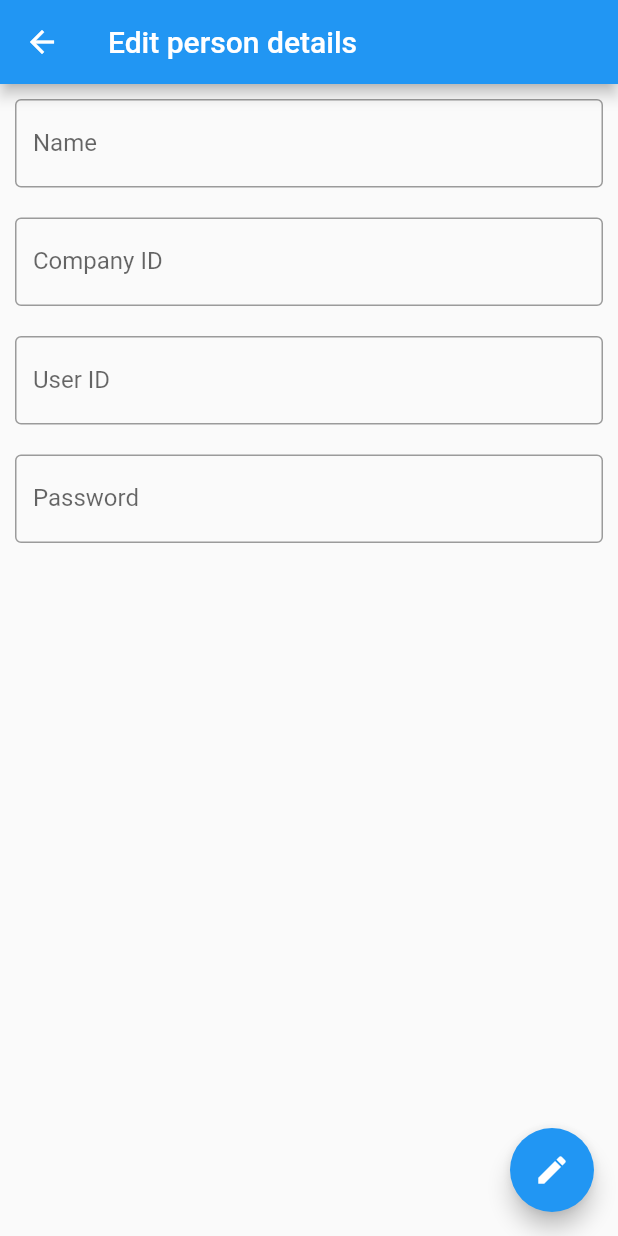
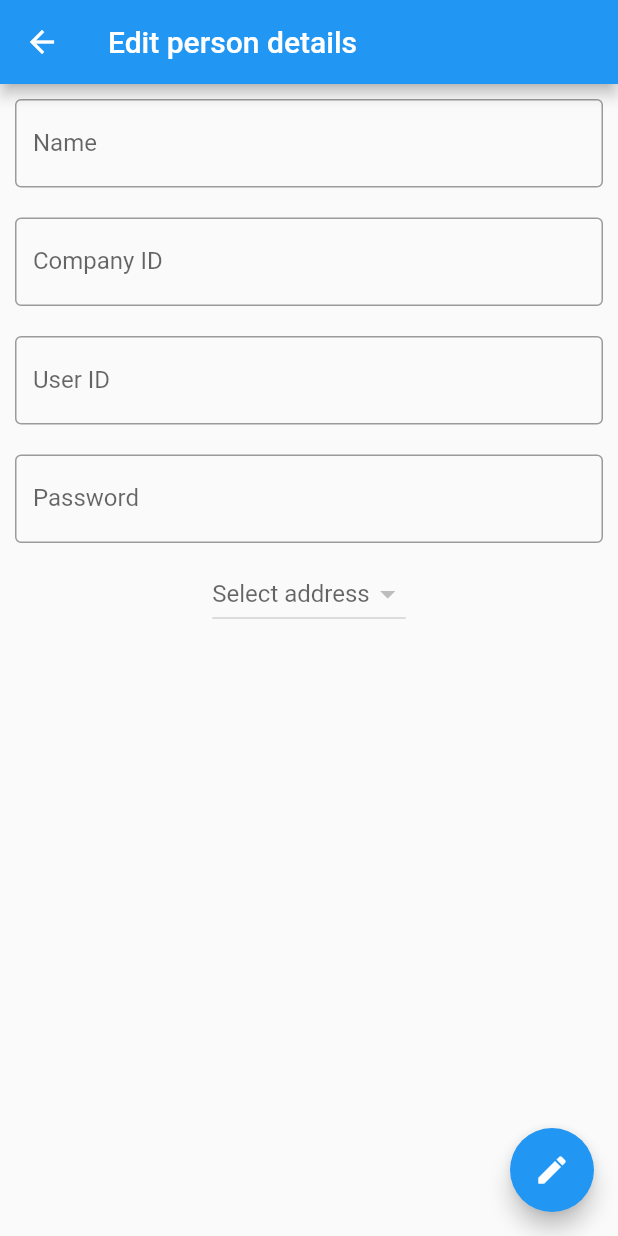
Before and after one commit to mahimajain15/Nutralike, a Flutter app: the EditPersonPage screen opened directly with empty values, on a phone screen of 412 x 824 dp. Run offline on Flutter 3.47's test engine with Material 2 defaults, Android fonts, the phone set to English and light mode, and no system bars; our stand-ins replace sqflite; accounts and stored records are empty.

Commit message:
changes in edit person

```diff
--- a/lib/data/person_operations.dart
+++ b/lib/data/person_operations.dart
@@ -17,6 +17,8 @@ class PersonOperations {
     final db = await dbProvider.database;
     db.update('person', person.toMap(),
         where: "personId=?", whereArgs: [person.id]);
+    print('person updated');
+    print(person.address);
   }
 
   deletePerson(Person person) async {
--- a/lib/presentation/pages/edit_person_page.dart
+++ b/lib/presentation/pages/edit_person_page.dart
@@ -1,7 +1,10 @@
 import 'package:flutter/cupertino.dart';
 import 'package:flutter/material.dart';
+import 'package:nutralike/data/address_operations.dart';
 import 'package:nutralike/data/person_operations.dart';
+import 'package:nutralike/models/address.dart';
 import 'package:nutralike/models/person.dart';
+import 'package:nutralike/presentation/widgets/addresses_dropdown.dart';
 
 class EditPersonPage extends StatefulWidget {
   Person person;
@@ -17,6 +20,15 @@ class EditPersonPage extends StatefulWidget {
 
 class _EditPersonPageState extends State<EditPersonPage> {
   PersonOperations personOperations = PersonOperations();
+  AddressOperations addressOperations = AddressOperations();
+  Address _selectedAddress;
+
+  callback(selectedAddress){
+    setState(() {
+      _selectedAddress = selectedAddress;
+      print(_selectedAddress.name);
+    });
+  }
 
   var _nameController = TextEditingController();
   var _cidController = TextEditingController();
@@ -78,6 +90,12 @@ class _EditPersonPageState extends State<EditPersonPage> {
                       border: OutlineInputBorder(), labelText: 'Password'),
                 ),
               ),
+              FutureBuilder<List<Address>>(
+                future: addressOperations.getAllAddresses(),
+                builder: (context, snapshot) {
+                  return snapshot.hasData ? AddressesDropDown(snapshot.data, callback) : Text('No addresses');
+                },
+              ),
             ],
           ),
         ),
@@ -89,6 +107,7 @@ class _EditPersonPageState extends State<EditPersonPage> {
           widget.person.cid= _cidController.text;
           widget.person.uid = _uidController.text;
           widget.person.pwd = _pwdController.text;
+          widget.person.address = _selectedAddress.id;
           personOperations.updatePerson(widget.person);
         },
       ),
--- a/lib/presentation/widgets/person_list.dart
+++ b/lib/presentation/widgets/person_list.dart
@@ -27,7 +27,7 @@ class PersonsList extends StatelessWidget {
               padding: const EdgeInsets.all(6.0),
               child: Container(
                   decoration: BoxDecoration(
-                      color: Colors.blue,
+                      color: Colors.grey,
                       borderRadius: BorderRadius.circular(5)),
                   width: MediaQuery.of(context).size.width,
                   height: 50,
@@ -43,7 +43,7 @@ class PersonsList extends StatelessWidget {
                         //     fontWeight: FontWeight.bold),
                         // ),
                         Text(
-                          ' ${persons[index].name}  ${persons[index].cid}',
+                          ' ${persons[index].name}  ${persons[index].cid}', //${persons[index].address}',
                           style: TextStyle(
                               color: Colors.white,
                               fontSize: 18,
@@ -62,7 +62,7 @@ class PersonsList extends StatelessWidget {
                                   )
                               );
                             },
-                            color: Colors.orange,
+                            color: Colors.black,
                             child: Icon(Icons.edit, color: Colors.white),
                           ),
                         ),
```
Also changed, not shown: lib/presentation/widgets/addresses_dropdown.dart (+8 -7 lines).
